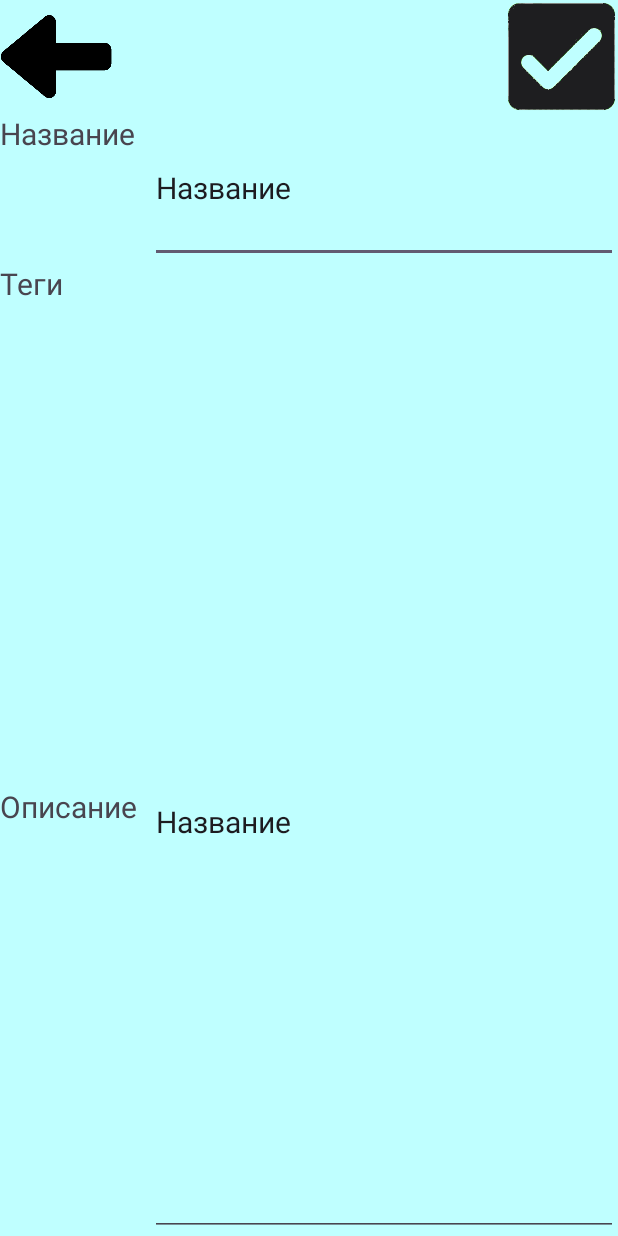
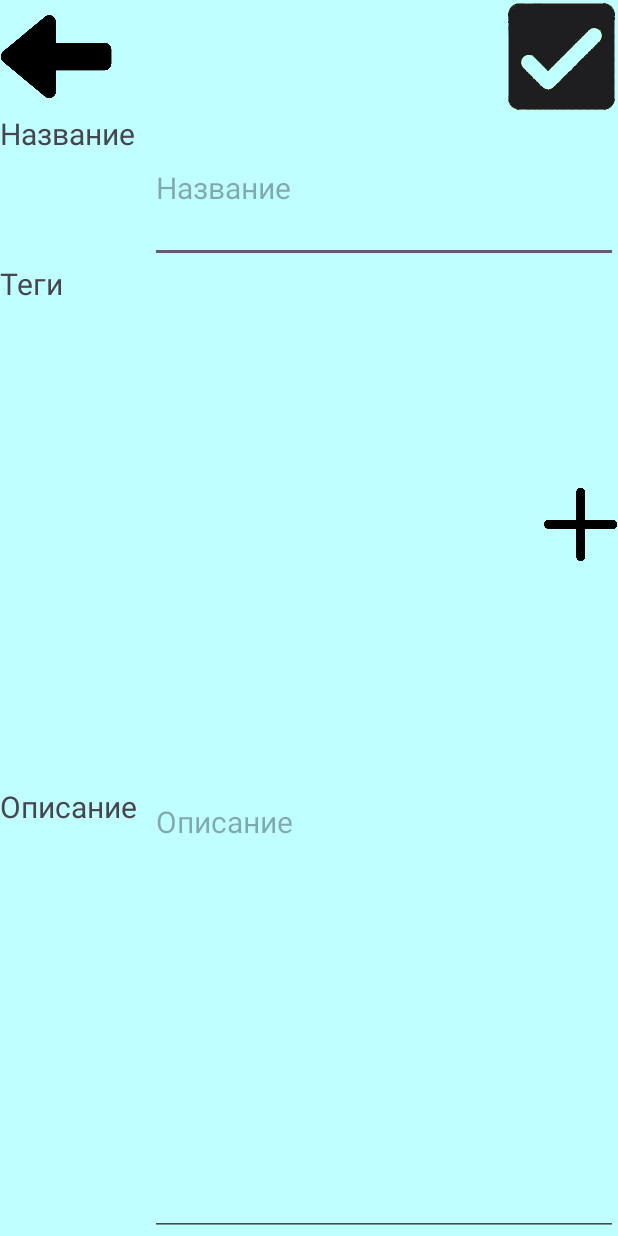
Before and after one commit to Nemo121007/Practice-on-Java-and-android-studio, an Android app: the screen it shows after launch (SearchActivity), after a tap on "Поиск", on a phone screen of 412 x 824 dp. Run offline under Robolectric (Android 15) with nearby library versions, the phone set to English and light mode, and no system bars; 3 statements that could not run were skipped.

Commit message:
Исправление ошибок

```diff
--- a/PhotoGallery/app/src/main/java/Photo/PhotoCollection.java
+++ b/PhotoGallery/app/src/main/java/Photo/PhotoCollection.java
@@ -17,6 +17,7 @@ import java.io.FileWriter;
 import java.io.IOException;
 import java.io.Serializable;
 import java.util.ArrayList;
+import java.util.HashSet;
 import java.util.Iterator;
 import java.util.LinkedHashMap;
 import java.util.List;
@@ -44,15 +45,13 @@ public class PhotoCollection implements Serializable {
      * Список идентификаторов фотографий для итерации.
      * Исключается из сериализации.
      */
-    @Transient
-    private List<String> listPhotoId;
+    private transient List<String> listPhotoId;
 
     /**
      * Индекс текущей фотографии при итерации.
      * Исключается из сериализации.
      */
-    @Transient
-    private Integer index;
+    private transient Integer index;
 
     /**
      * Конструктор по умолчанию.
@@ -261,6 +260,24 @@ public class PhotoCollection implements Serializable {
         return null;
     }
 
+    public PhotoCollection getFilterPhotoCollection(@Nullable String name, @Nullable String descryption, @Nullable HashSet<String> tags){
+        PhotoCollection result = new PhotoCollection();
+        for (Photo photo : photos.values()) {
+            if (name != null && name != "" && !photo.checkName(name)){
+                continue;
+            }
+            if (descryption != null && descryption != "" && !photo.checkDescryption(descryption)){
+                continue;
+            }
+            if (tags != null && !photo.checkTag(tags)) {
+                continue;
+            }
+            result.addPhoto(photo);
+        }
+
+        return result;
+    }
+
     /**
      * Сохраняет коллекцию фотографий в JSON файл во внутренней памяти устройства.
      *
--- a/PhotoGallery/app/src/main/java/com/example/photogallery/MainActivity.java
+++ b/PhotoGallery/app/src/main/java/com/example/photogallery/MainActivity.java
@@ -1,16 +1,11 @@
 package com.example.photogallery;
 
-import android.content.Context;
 import android.content.Intent;
 import android.content.pm.PackageManager;
-import android.graphics.Bitmap;
 
-import java.text.SimpleDateFormat;
-import java.util.Date;
 import android.net.Uri;
 import android.os.Bundle;
 import android.os.Environment;
-import android.provider.MediaStore;
 import android.widget.ImageButton;
 
 
@@ -27,11 +22,8 @@ import Photo.PhotoCollection;
 import Photo.PhotoAdapter;
 import Photo.Photo;
 import android.Manifest;
-import android.widget.Toast;
 
 import java.io.File;
-import java.io.FileOutputStream;
-import java.io.IOException;
 import java.util.HashSet;
 
 
@@ -50,6 +42,7 @@ public class MainActivity extends AppCompatActivity {
     private static final int CAMERA_REQUEST_IMAGE_CAPTURE = 3; // Измененный код запроса
     private static final int CAMERA_REQUEST_PERMISSION_CODE = 4; // Измененный код запроса
     private static final int REQUEST_CODE_PHOTO_VIEW = 5; // Код запроса для просмотра
+    private static final int REQUEST_CODE_SEARCH_PHOTO_VIEW = 6; // Код запроса для просмотра поиска
 
     public static int getREQUEST_CODE() {
         return REQUEST_CODE;
@@ -71,13 +64,17 @@ public class MainActivity extends AppCompatActivity {
         return REQUEST_CODE_PHOTO_VIEW;
     }
 
+    public static int getREQUEST_CODE_SEARCH_PHOTO_VIEW(){
+        return REQUEST_CODE_SEARCH_PHOTO_VIEW;
+    }
+
     @Override
     protected void onCreate(Bundle savedInstanceState) {
         super.onCreate(savedInstanceState);
         setContentView(R.layout.activity_main);
 
         // region Инициализация объектов
-        cameraButton = findViewById(R.id.imageCameraButton);
+        cameraButton = findViewById(R.id.BackButton);
         searchButton = findViewById(R.id.imageSearchButton);
 
         recyclerView = findViewById(R.id.recyclerView);
@@ -90,7 +87,7 @@ public class MainActivity extends AppCompatActivity {
 
         searchButton.setOnClickListener(v -> {
             Intent intent = new Intent(this, SearchActivity.class);
-            startActivity(intent);
+            startActivityForResult(intent, REQUEST_CODE_PHOTO_VIEW);
         });
         // endregion
 
--- a/PhotoGallery/app/src/main/res/layout/activity_main.xml
+++ b/PhotoGallery/app/src/main/res/layout/activity_main.xml
@@ -9,7 +9,7 @@
     tools:context=".MainActivity">
 
     <LinearLayout
-        android:id="@+id/UpLayout"
+        android:id="@+id/UpLay"
         android:layout_width="match_parent"
         android:layout_height="75dp"
         android:orientation="horizontal"
@@ -18,7 +18,7 @@
         app:layout_constraintTop_toTopOf="parent">
 
         <ImageButton
-            android:id="@+id/imageCameraButton"
+            android:id="@+id/BackButton"
             android:layout_width="75dp"
             android:layout_height="75dp"
             android:background="@color/background"
@@ -50,6 +50,6 @@
         app:layout_constraintBottom_toBottomOf="parent"
         app:layout_constraintEnd_toEndOf="parent"
         app:layout_constraintStart_toStartOf="parent"
-        app:layout_constraintTop_toBottomOf="@+id/UpLayout" />
+        app:layout_constraintTop_toBottomOf="@+id/UpLay" />
 
 </androidx.constraintlayout.widget.ConstraintLayout>
--- a/PhotoGallery/app/src/main/res/layout/activity_photo.xml
+++ b/PhotoGallery/app/src/main/res/layout/activity_photo.xml
@@ -9,7 +9,7 @@
     tools:context=".PhotoActivity">
 
     <LinearLayout
-        android:id="@+id/UpLayout"
+        android:id="@+id/UpLay"
         android:layout_width="match_parent"
         android:layout_height="75dp"
         android:background="@color/background"
@@ -53,7 +53,7 @@
         app:layout_constraintBottom_toTopOf="@+id/NameLayout"
         app:layout_constraintEnd_toEndOf="parent"
         app:layout_constraintStart_toStartOf="parent"
-        app:layout_constraintTop_toBottomOf="@+id/UpLayout"
+        app:layout_constraintTop_toBottomOf="@+id/UpLay"
         tools:srcCompat="@tools:sample/avatars" />
 
     <LinearLayout
--- a/PhotoGallery/app/src/main/res/layout/activity_search.xml
+++ b/PhotoGallery/app/src/main/res/layout/activity_search.xml
@@ -9,7 +9,7 @@
     tools:context=".SearchActivity">
 
     <LinearLayout
-        android:id="@+id/UpLayout"
+        android:id="@+id/UpLay"
         android:layout_width="match_parent"
         android:layout_height="75dp"
         android:background="@color/background"
@@ -50,7 +50,7 @@
         android:orientation="horizontal"
         app:layout_constraintEnd_toEndOf="parent"
         app:layout_constraintStart_toStartOf="parent"
-        app:layout_constraintTop_toBottomOf="@+id/UpLayout">
+        app:layout_constraintTop_toBottomOf="@+id/UpLay">
 
         <TextView
             android:id="@+id/textNameView"
@@ -67,7 +67,7 @@
             android:autofillHints=""
             android:ems="10"
             android:inputType="text"
-            android:text="@string/name"
+            android:hint="@string/name"
             android:textSize="20sp"
             tools:ignore="LabelFor" />
 
@@ -97,6 +97,16 @@
             android:layout_weight="1"
             android:textSize="20sp" />
 
+        <ImageButton
+            android:id="@+id/addButton"
+            android:layout_width="50dp"
+            android:layout_height="50dp"
+            android:layout_gravity="center_vertical"
+            android:background="@color/background"
+            android:contentDescription="@string/new_tag"
+            android:scaleType="fitCenter"
+            app:srcCompat="@drawable/plus" />
+
     </LinearLayout>
 
     <LinearLayout
@@ -124,7 +134,7 @@
             android:ems="10"
             android:gravity="top"
             android:inputType="text"
-            android:text="@string/name"
+            android:hint="@string/descryption"
             android:textSize="20sp"
             tools:ignore="LabelFor" />
     </LinearLayout>
```
Also changed, not shown: PhotoGallery/app/src/main/AndroidManifest.xml (+11 -2 lines), PhotoGallery/app/src/main/java/Photo/Photo.java (+17 -0 lines), PhotoGallery/app/src/main/java/com/example/photogallery/PhotoActivity.java (+32 -20 lines), PhotoGallery/app/src/main/java/com/example/photogallery/SearchActivity.java (+86 -3 lines), PhotoGallery/app/src/main/java/com/example/photogallery/SearchViewActivity.java (added, +93 -0 lines), PhotoGallery/app/src/main/res/layout/activity_search_view.xml (added, +33 -0 lines).
